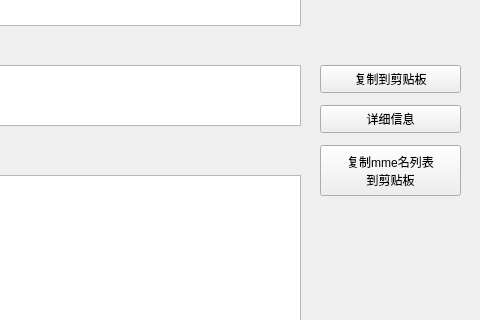
Before: the Qt Designer form ui_mainWindow.ui in hyyisasleep/mmeCreditListGenerator, drawn with Qt 5; both pictures show x 320 to 800 and y 195 to 515 of the 800 by 600 pixel window.
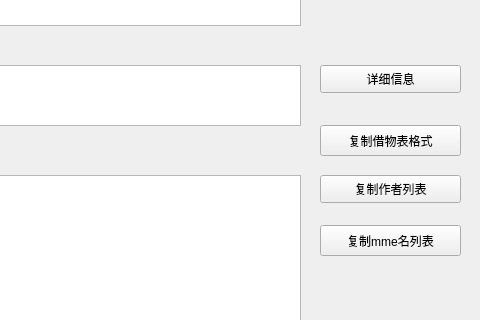
After: the same form once the commit is applied.

Diff of the .ui file:
```diff
--- a/ui_mainWindow.ui
+++ b/ui_mainWindow.ui
@@ -63,7 +63,7 @@
     <property name="geometry">
      <rect>
       <x>640</x>
-      <y>300</y>
+      <y>260</y>
       <width>141</width>
       <height>28</height>
      </rect>
@@ -105,13 +105,13 @@
     <property name="geometry">
      <rect>
       <x>640</x>
-      <y>260</y>
+      <y>370</y>
       <width>141</width>
       <height>28</height>
      </rect>
     </property>
     <property name="text">
-     <string>复制到剪贴板</string>
+     <string>复制作者列表</string>
     </property>
    </widget>
    <widget class="QTextBrowser" name="not_handle_browser">
@@ -164,14 +164,26 @@
     <property name="geometry">
      <rect>
       <x>640</x>
-      <y>340</y>
+      <y>420</y>
       <width>141</width>
-      <height>51</height>
+      <height>31</height>
      </rect>
     </property>
     <property name="text">
-     <string>复制mme名列表
-到剪贴板</string>
+     <string>复制mme名列表</string>
+    </property>
+   </widget>
+   <widget class="QPushButton" name="copy_detailed_results_button_2">
+    <property name="geometry">
+     <rect>
+      <x>640</x>
+      <y>320</y>
+      <width>141</width>
+      <height>31</height>
+     </rect>
+    </property>
+    <property name="text">
+     <string>复制借物表格式</string>
     </property>
    </widget>
   </widget>
```
Left out of the diff: 17 changed lines with no effect on the pictures.
